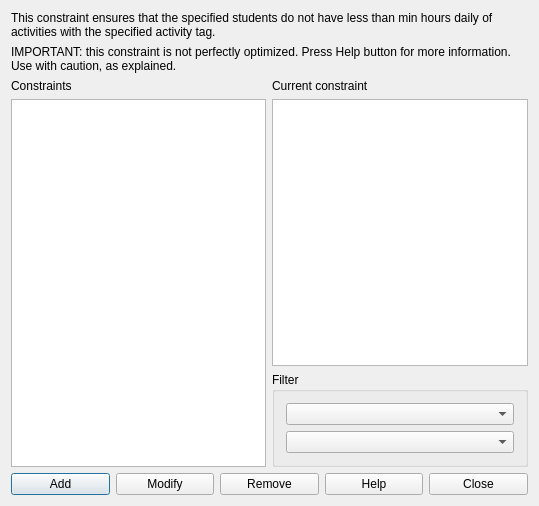
Old version of the form fet/src/interface/constraintstudentssetactivitytagminhoursdailyform_template.ui in the repository vonmecheln/fet.
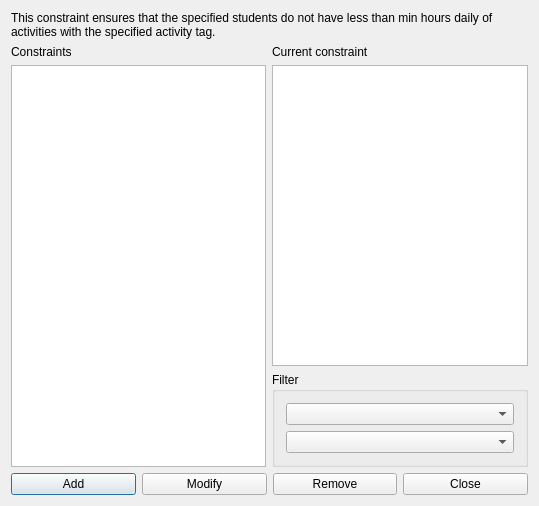
New version of the form.

What changed in the file:
```diff
--- a/fet/src/interface/constraintstudentssetactivitytagminhoursdailyform_template.ui
+++ b/fet/src/interface/constraintstudentssetactivitytagminhoursdailyform_template.ui
@@ -14,62 +14,7 @@
    <string extracomment="This is the title of the dialog to see the list of all constraints of this type">Constraints students set activity tag min hours daily</string>
   </property>
   <layout class="QGridLayout" name="gridLayout_2">
-   <item row="0" column="0" colspan="2">
-    <widget class="QLabel" name="textLabel1">
-     <property name="sizePolicy">
-      <sizepolicy hsizetype="Minimum" vsizetype="Minimum">
-       <horstretch>0</horstretch>
-       <verstretch>0</verstretch>
-      </sizepolicy>
-     </property>
-     <property name="text">
-      <string>This constraint ensures that the specified students do not have less than min hours daily of activities with the specified activity tag.</string>
-     </property>
-     <property name="wordWrap">
-      <bool>true</bool>
-     </property>
-    </widget>
-   </item>
-   <item row="1" column="0" colspan="2">
-    <widget class="QLabel" name="label">
-     <property name="sizePolicy">
-      <sizepolicy hsizetype="Minimum" vsizetype="Minimum">
-       <horstretch>0</horstretch>
-       <verstretch>0</verstretch>
-      </sizepolicy>
-     </property>
-     <property name="text">
-      <string>IMPORTANT: this constraint is not perfectly optimized. Press Help button for more information. Use with caution, as explained.</string>
-     </property>
-     <property name="wordWrap">
-      <bool>true</bool>
-     </property>
-    </widget>
-   </item>
-   <item row="2" column="0" rowspan="2">
-    <layout class="QVBoxLayout" name="verticalLayout">
-     <item>
-      <widget class="QLabel" name="constraintsTextLabel">
-       <property name="frameShape">
-        <enum>QFrame::NoFrame</enum>
-       </property>
-       <property name="frameShadow">
-        <enum>QFrame::Plain</enum>
-       </property>
-       <property name="text">
-        <string>Constraints</string>
-       </property>
-       <property name="wordWrap">
-        <bool>false</bool>
-       </property>
-      </widget>
-     </item>
-     <item>
-      <widget class="QListWidget" name="constraintsListWidget"/>
-     </item>
-    </layout>
-   </item>
-   <item row="2" column="1">
+   <item row="1" column="1">
     <layout class="QVBoxLayout" name="verticalLayout_2">
      <item>
       <widget class="QLabel" name="currentConstraintTextLabel">
@@ -86,22 +31,23 @@
      </item>
     </layout>
    </item>
-   <item row="3" column="1">
-    <widget class="QGroupBox" name="filterGroupBox">
-     <property name="title">
-      <string>Filter</string>
+   <item row="0" column="0" colspan="2">
+    <widget class="QLabel" name="textLabel1">
+     <property name="sizePolicy">
+      <sizepolicy hsizetype="Minimum" vsizetype="Minimum">
+       <horstretch>0</horstretch>
+       <verstretch>0</verstretch>
+      </sizepolicy>
      </property>
-     <layout class="QGridLayout" name="gridLayout">
-      <item row="0" column="0">
-       <widget class="QComboBox" name="studentsComboBox"/>
-      </item>
-      <item row="1" column="0">
-       <widget class="QComboBox" name="activityTagsComboBox"/>
-      </item>
-     </layout>
+     <property name="text">
+      <string>This constraint ensures that the specified students do not have less than min hours daily of activities with the specified activity tag.</string>
+     </property>
+     <property name="wordWrap">
+      <bool>true</bool>
+     </property>
     </widget>
    </item>
-   <item row="4" column="0" colspan="2">
+   <item row="3" column="0" colspan="2">
     <layout class="QHBoxLayout" name="horizontalLayout">
      <item>
       <widget class="QPushButton" name="addConstraintPushButton">
@@ -124,13 +70,6 @@
        </property>
       </widget>
      </item>
-     <item>
-      <widget class="QPushButton" name="helpPushButton">
-       <property name="text">
-        <string>Help</string>
-       </property>
-      </widget>
-     </item>
      <item>
       <widget class="QPushButton" name="closePushButton">
        <property name="text">
@@ -140,6 +79,44 @@
      </item>
     </layout>
    </item>
+   <item row="2" column="1">
+    <widget class="QGroupBox" name="filterGroupBox">
+     <property name="title">
+      <string>Filter</string>
+     </property>
+     <layout class="QGridLayout" name="gridLayout">
+      <item row="0" column="0">
+       <widget class="QComboBox" name="studentsComboBox"/>
+      </item>
+      <item row="1" column="0">
+       <widget class="QComboBox" name="activityTagsComboBox"/>
+      </item>
+     </layout>
+    </widget>
+   </item>
+   <item row="1" column="0" rowspan="2">
+    <layout class="QVBoxLayout" name="verticalLayout">
+     <item>
+      <widget class="QLabel" name="constraintsTextLabel">
+       <property name="frameShape">
+        <enum>QFrame::NoFrame</enum>
+       </property>
+       <property name="frameShadow">
+        <enum>QFrame::Plain</enum>
+       </property>
+       <property name="text">
+        <string>Constraints</string>
+       </property>
+       <property name="wordWrap">
+        <bool>false</bool>
+       </property>
+      </widget>
+     </item>
+     <item>
+      <widget class="QListWidget" name="constraintsListWidget"/>
+     </item>
+    </layout>
+   </item>
   </layout>
  </widget>
  <layoutdefault spacing="6" margin="11"/>
```
